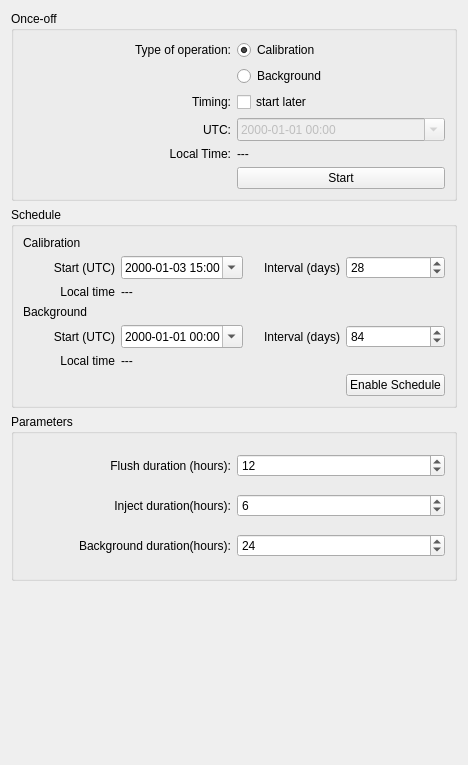
First picture: the form in ui/c_and_b.ui, repository anstoradonlab/radon-monitor-gui, before the edit.
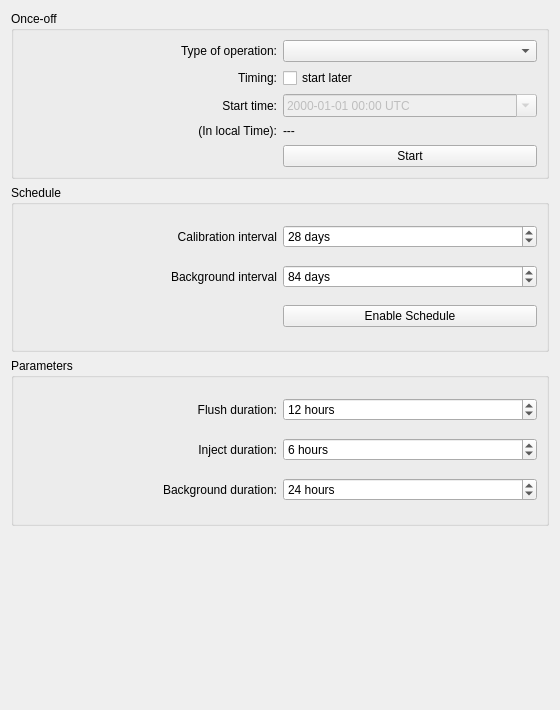
Second picture: the form after the edit.

Diff of the .ui file:
```diff
--- a/ui/c_and_b.ui
+++ b/ui/c_and_b.ui
@@ -6,8 +6,8 @@
    <rect>
     <x>0</x>
     <y>0</y>
-    <width>468</width>
-    <height>765</height>
+    <width>560</width>
+    <height>710</height>
    </rect>
   </property>
   <property name="windowTitle">
@@ -22,19 +22,6 @@
         <string>Once-off</string>
        </property>
        <layout class="QGridLayout" name="gridLayout_2">
-        <item row="2" column="1">
-         <widget class="QRadioButton" name="calRadioButton">
-          <property name="toolTip">
-           <string extracomment="Flush source then inject radon from calibration source"/>
-          </property>
-          <property name="text">
-           <string>Calibration</string>
-          </property>
-          <property name="checked">
-           <bool>true</bool>
-          </property>
-         </widget>
-        </item>
         <item row="4" column="1">
          <widget class="QCheckBox" name="startLaterCheckBox">
           <property name="toolTip">
@@ -55,23 +42,33 @@
           </property>
          </widget>
         </item>
-        <item row="3" column="1">
-         <widget class="QRadioButton" name="bgRadioButton">
-          <property name="toolTip">
-           <string extracomment="Turns off internal and external blowers to measure background count rate"/>
-          </property>
-          <property name="text">
-           <string>Background</string>
-          </property>
-         </widget>
-        </item>
         <item row="5" column="1">
          <widget class="QDateTimeEdit" name="calbgDateTimeEdit">
           <property name="enabled">
            <bool>false</bool>
           </property>
+          <property name="minimumDateTime">
+           <datetime>
+            <hour>14</hour>
+            <minute>0</minute>
+            <second>0</second>
+            <year>1752</year>
+            <month>9</month>
+            <day>14</day>
+           </datetime>
+          </property>
+          <property name="minimumTime">
+           <time>
+            <hour>14</hour>
+            <minute>0</minute>
+            <second>0</second>
+           </time>
+          </property>
+          <property name="currentSection">
+           <enum>QDateTimeEdit::YearSection</enum>
+          </property>
           <property name="displayFormat">
-           <string>yyyy-MM-dd hh:mm</string>
+           <string>yyyy-MM-dd hh:mm UTC</string>
           </property>
           <property name="calendarPopup">
            <bool>true</bool>
@@ -108,7 +105,7 @@
         <item row="5" column="0">
          <widget class="QLabel" name="label_12">
           <property name="text">
-           <string>UTC:</string>
+           <string> Start time:</string>
           </property>
           <property name="alignment">
            <set>Qt::AlignRight|Qt::AlignTrailing|Qt::AlignVCenter</set>
@@ -118,13 +115,16 @@
         <item row="6" column="0">
          <widget class="QLabel" name="label_15">
           <property name="text">
-           <string>Local Time:</string>
+           <string>(In local Time):</string>
           </property>
           <property name="alignment">
            <set>Qt::AlignRight|Qt::AlignTrailing|Qt::AlignVCenter</set>
           </property>
          </widget>
         </item>
+        <item row="2" column="1">
+         <widget class="QComboBox" name="operationTypeComboBox"/>
+        </item>
        </layout>
       </widget>
      </item>
@@ -136,140 +136,53 @@
       <string>Schedule</string>
      </property>
      <layout class="QGridLayout" name="gridLayout_3">
-      <item row="2" column="1">
-       <widget class="QLabel" name="calLocalTimeLabel">
-        <property name="text">
-         <string>---</string>
-        </property>
-       </widget>
-      </item>
-      <item row="4" column="2">
+      <item row="1" column="0">
        <widget class="QLabel" name="label_9">
         <property name="text">
-         <string>Interval (days)</string>
+         <string>Background interval</string>
         </property>
         <property name="alignment">
          <set>Qt::AlignRight|Qt::AlignTrailing|Qt::AlignVCenter</set>
         </property>
        </widget>
       </item>
-      <item row="4" column="0">
-       <widget class="QLabel" name="label_8">
-        <property name="text">
-         <string>Start (UTC)</string>
-        </property>
-        <property name="alignment">
-         <set>Qt::AlignRight|Qt::AlignTrailing|Qt::AlignVCenter</set>
-        </property>
-       </widget>
-      </item>
-      <item row="1" column="0">
-       <widget class="QLabel" name="label_4">
-        <property name="text">
-         <string>Start (UTC)</string>
-        </property>
-        <property name="alignment">
-         <set>Qt::AlignRight|Qt::AlignTrailing|Qt::AlignVCenter</set>
-        </property>
-       </widget>
-      </item>
-      <item row="1" column="1">
-       <widget class="QDateTimeEdit" name="firstScheduledCalibrationDateTimeEdit">
-        <property name="enabled">
-         <bool>true</bool>
-        </property>
-        <property name="dateTime">
-         <datetime>
-          <hour>15</hour>
-          <minute>0</minute>
-          <second>0</second>
-          <year>2000</year>
-          <month>1</month>
-          <day>3</day>
-         </datetime>
-        </property>
-        <property name="displayFormat">
-         <string>yyyy-MM-dd hh:mm</string>
-        </property>
-        <property name="calendarPopup">
-         <bool>true</bool>
-        </property>
-        <property name="timeSpec">
-         <enum>Qt::UTC</enum>
-        </property>
-       </widget>
-      </item>
-      <item row="0" column="0">
-       <widget class="QLabel" name="label_6">
-        <property name="text">
-         <string>Calibration</string>
-        </property>
-       </widget>
-      </item>
-      <item row="1" column="3">
+      <item row="0" column="1">
        <widget class="QSpinBox" name="calibrationIntervalSpinBox">
+        <property name="suffix">
+         <string> days</string>
+        </property>
         <property name="minimum">
-         <number>1</number>
+         <number>0</number>
         </property>
         <property name="value">
          <number>28</number>
         </property>
        </widget>
       </item>
-      <item row="1" column="2">
+      <item row="0" column="0">
        <widget class="QLabel" name="label_5">
         <property name="text">
-         <string>Interval (days)</string>
+         <string>Calibration interval</string>
         </property>
         <property name="alignment">
          <set>Qt::AlignRight|Qt::AlignTrailing|Qt::AlignVCenter</set>
         </property>
        </widget>
       </item>
-      <item row="4" column="1">
-       <widget class="QDateTimeEdit" name="firstScheduledBackgroundDateTimeEdit">
-        <property name="enabled">
-         <bool>true</bool>
-        </property>
-        <property name="displayFormat">
-         <string>yyyy-MM-dd hh:mm</string>
-        </property>
-        <property name="calendarPopup">
-         <bool>true</bool>
-        </property>
-        <property name="timeSpec">
-         <enum>Qt::UTC</enum>
-        </property>
-       </widget>
-      </item>
-      <item row="3" column="0">
-       <widget class="QLabel" name="label_7">
-        <property name="text">
-         <string>Background</string>
-        </property>
-       </widget>
-      </item>
-      <item row="4" column="3">
+      <item row="1" column="1">
        <widget class="QSpinBox" name="backgroundIntervalSpinBox">
+        <property name="suffix">
+         <string> days</string>
+        </property>
         <property name="minimum">
-         <number>2</number>
+         <number>0</number>
         </property>
         <property name="value">
          <number>84</number>
         </property>
        </widget>
       </item>
-      <item row="2" column="0">
-       <widget class="QLabel" name="label_10">
-        <property name="text">
-         <string>Local time</string>
-        </property>
-        <property name="alignment">
-         <set>Qt::AlignRight|Qt::AlignTrailing|Qt::AlignVCenter</set>
-        </property>
-       </widget>
-      </item>
-      <item row="6" column="3">
+      <item row="3" column="1">
        <widget class="QPushButton" name="enableScheduleButton">
         <property name="text">
          <string>Enable Schedule</string>
@@ -279,22 +192,8 @@
         </property>
        </widget>
       </item>
-      <item row="5" column="0">
-       <widget class="QLabel" name="label_11">
-        <property name="text">
-         <string>Local time</string>
-        </property>
-        <property name="alignment">
-         <set>Qt::AlignRight|Qt::AlignTrailing|Qt::AlignVCenter</set>
-        </property>
-       </widget>
-      </item>
-      <item row="5" column="1">
-       <widget class="QLabel" name="bgLocalTimeLabel">
-        <property name="text">
-         <string>---</string>
-        </property>
-       </widget>
+      <item row="2" column="0" colspan="2">
+       <layout class="QVBoxLayout" name="cal_bg_start_times_layout"/>
       </item>
      </layout>
     </widget>
@@ -308,7 +207,7 @@
       <item row="0" column="0">
        <widget class="QLabel" name="label">
         <property name="text">
-         <string>Flush duration (hours):</string>
+         <string>Flush duration:</string>
         </property>
         <property name="alignment">
          <set>Qt::AlignRight|Qt::AlignTrailing|Qt::AlignVCenter</set>
@@ -317,6 +216,9 @@
       </item>
       <item row="0" column="1">
        <widget class="QSpinBox" name="flushSpinBox">
+        <property name="suffix">
+         <string> hours</string>
+        </property>
         <property name="maximum">
          <number>48</number>
         </property>
@@ -328,7 +230,7 @@
       <item row="1" column="0">
        <widget class="QLabel" name="label_2">
         <property name="text">
-         <string>Inject duration(hours):</string>
+         <string>Inject duration:</string>
         </property>
         <property name="alignment">
          <set>Qt::AlignRight|Qt::AlignTrailing|Qt::AlignVCenter</set>
@@ -337,6 +239,9 @@
       </item>
       <item row="1" column="1">
        <widget class="QSpinBox" name="injectSpinBox">
+        <property name="suffix">
+         <string> hours</string>
+        </property>
         <property name="maximum">
          <number>48</number>
         </property>
@@ -348,7 +253,7 @@
       <item row="2" column="0">
        <widget class="QLabel" name="label_3">
         <property name="text">
-         <string>Background duration(hours):</string>
+         <string>Background duration:</string>
         </property>
         <property name="alignment">
          <set>Qt::AlignRight|Qt::AlignTrailing|Qt::AlignVCenter</set>
@@ -357,6 +262,9 @@
       </item>
       <item row="2" column="1">
        <widget class="QSpinBox" name="backgroundSpinBox">
+        <property name="suffix">
+         <string> hours</string>
+        </property>
         <property name="value">
          <number>24</number>
         </property>
```
Left out of the diff: 3 changed lines with no effect on the pictures.
